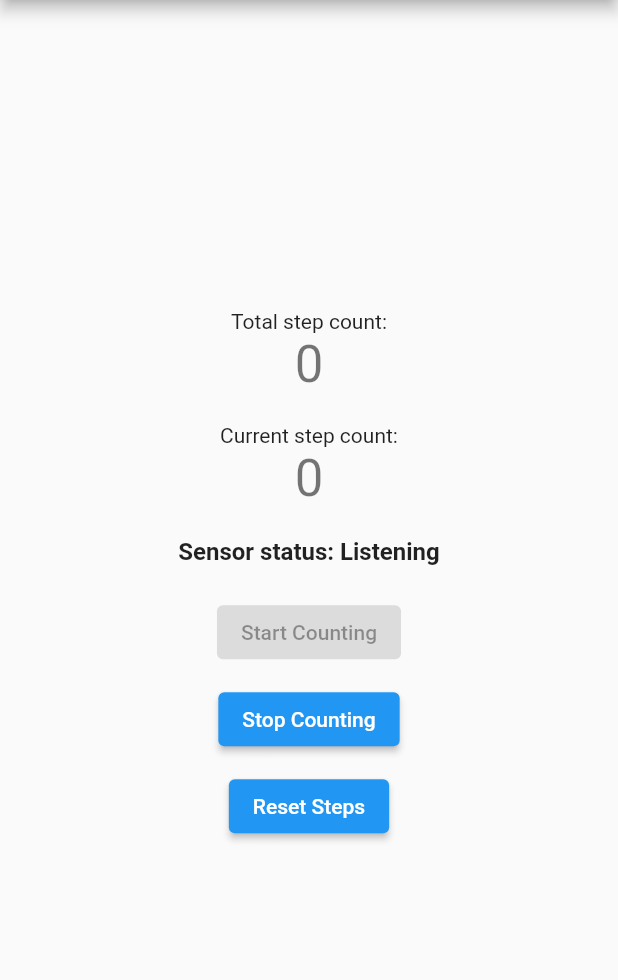
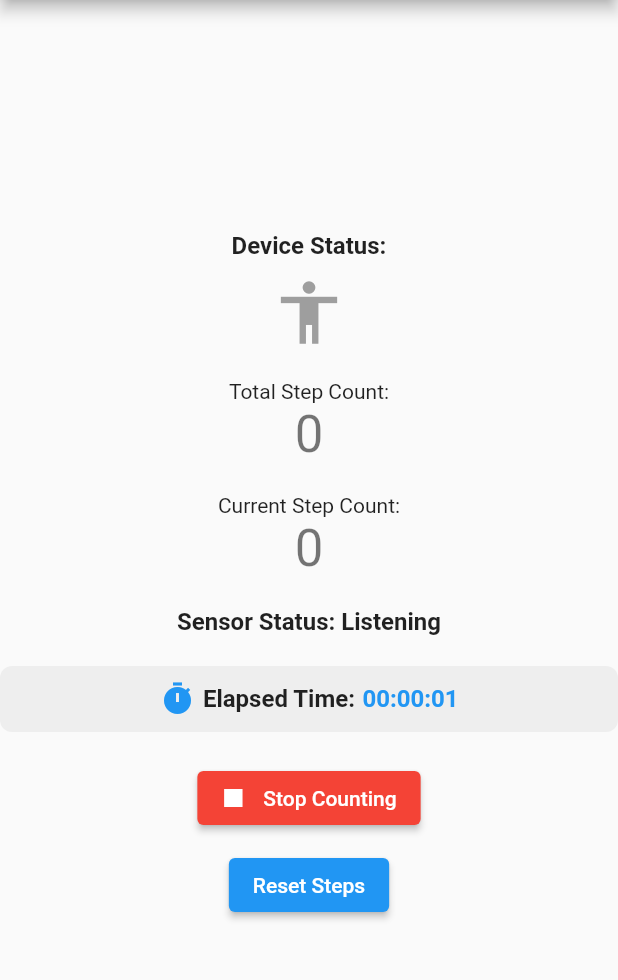
Before and after one commit to MohamadAdel-Li/StepCounter, a Flutter app: the screen it shows after launch, after a tap on "Start Counting", on a phone screen of 412 x 824 dp, the part 84-1064 px from its top. Run offline on Flutter 3.47's test engine with Material 2 defaults, Android fonts, the phone set to English and light mode, and no system bars; our stand-ins replace pedometer.

Commit message:
Final Changes

```diff
--- a/lib/main.dart
+++ b/lib/main.dart
@@ -6,9 +6,6 @@ import 'package:pedometer/pedometer.dart';
 void main() async {
   runApp(MyApp());
 }
-
-
-
 
 
 class MyApp extends StatelessWidget {
@@ -38,6 +35,59 @@ class _MyHomePageState extends State<MyHomePage> {
   bool _isCounting = false;
   late StreamSubscription<StepCount> _streamSubscription;
 
+  late Timer _timer;
+  int _elapsedSeconds = 0;
+
+  bool _isMoving = false; // declare _isMoving
+  int _previousStepCount = 0; // declare _previousStepCount
+
+  Widget timerWidget() {
+    String formattedTime = formatDuration(Duration(seconds: _elapsedSeconds));
+
+    return Container(
+      padding: EdgeInsets.symmetric(vertical: 10),
+      decoration: BoxDecoration(
+        color: Colors.grey[200],
+        borderRadius: BorderRadius.circular(8),
+      ),
+      child: Row(
+        mainAxisAlignment: MainAxisAlignment.center,
+        children: [
+          Icon(
+            Icons.timer,
+            color: Colors.blue,
+          ),
+          SizedBox(width: 5),
+          Text(
+            'Elapsed Time:',
+            style: TextStyle(
+              fontWeight: FontWeight.bold,
+              fontSize: 16.0,
+            ),
+          ),
+          SizedBox(width: 5),
+          Text(
+            formattedTime,
+            style: TextStyle(
+              fontWeight: FontWeight.bold,
+              fontSize: 16.0,
+              color: Colors.blue,
+            ),
+          ),
+        ],
+      ),
+    );
+  }
+
+  String formatDuration(Duration duration) {
+    String hours = (duration.inHours % 24).toString().padLeft(2, '0');
+    String minutes = (duration.inMinutes % 60).toString().padLeft(2, '0');
+    String seconds = (duration.inSeconds % 60).toString().padLeft(2, '0');
+
+    return '$hours:$minutes:$seconds';
+  }
+
+
   @override
   void initState() {
     super.initState();
@@ -54,19 +104,56 @@ class _MyHomePageState extends State<MyHomePage> {
     _streamSubscription = Pedometer.stepCountStream.listen((event) {
       setState(() {
         _stepCount = event.steps;
+
         if (_isCounting) {
           _currentStepCount = event.steps - _initialStepCount;
         }
+
+        // Infer whether the device is moving or not based on step count
+        if (_previousStepCount != event.steps) {
+          _isMoving = true;
+        } else {
+          _isMoving = false;
+        }
+
+        _previousStepCount = event.steps;
       });
     }, onError: (error) {
       print('Error: $error');
     }, onDone: () {
       print('Stream closed');
     }, cancelOnError: true);
+
+    // Periodically check step count to infer whether the device is moving or not
+    Timer.periodic(Duration(seconds: 5), (timer) {
+      if (_previousStepCount != _stepCount) {
+        setState(() {
+          _isMoving = true;
+        });
+      } else {
+        setState(() {
+          _isMoving = false;
+        });
+      }
+      _previousStepCount = _stepCount;
+    });
   }
+
 
   void _stopListening() {
     _streamSubscription.cancel();
+  }
+
+  void _startTimer() {
+    _timer = Timer.periodic(Duration(seconds: 1), (timer) {
+      setState(() {
+        _elapsedSeconds++;
+      });
+    });
+  }
+
+  void _stopTimer() {
+    _timer.cancel();
   }
 
   void _resetSteps() {
@@ -84,6 +171,7 @@ class _MyHomePageState extends State<MyHomePage> {
     setState(() {
       _initialStepCount = _stepCount;
       _isCounting = true;
+      _startTimer(); // Start the timer
     });
   }
 
@@ -91,6 +179,7 @@ class _MyHomePageState extends State<MyHomePage> {
     setState(() {
       _isCounting = false;
       _currentStepCount = _stepCount - _initialStepCount;
+      _stopTimer(); // Stop the timer
     });
   }
 
@@ -111,37 +200,67 @@ class _MyHomePageState extends State<MyHomePage> {
           mainAxisAlignment: MainAxisAlignment.center,
           children: <Widget>[
             Text(
-              'Total step count:',
+              'Device Status:',
+              style: TextStyle(
+                fontWeight: FontWeight.bold,
+                fontSize: 16.0,
+              ),
+            ),
+            SizedBox(height: 10),
+            Icon(
+              _isMoving ? Icons.directions_walk : Icons.accessibility,
+              size: 50,
+              color: _isMoving ? Colors.green : Colors.grey,
+            ),
+            SizedBox(height: 20),
+            Text(
+              'Total Step Count:',
             ),
             Text(
               '$_stepCount',
-              style: Theme.of(context).textTheme.headline4,
+              style: Theme
+                  .of(context)
+                  .textTheme
+                  .headline4,
             ),
             SizedBox(height: 20),
             Text(
-              'Current step count:',
+              'Current Step Count:',
             ),
             Text(
               '$_currentStepCount',
-              style: Theme.of(context).textTheme.headline4,
+              style: Theme
+                  .of(context)
+                  .textTheme
+                  .headline4,
             ),
             SizedBox(height: 20),
             Text(
-              'Sensor status: $_sensorStatus',
+              'Sensor Status: $_sensorStatus',
               style: TextStyle(
                 fontWeight: FontWeight.bold,
                 fontSize: 16.0,
               ),
             ),
             SizedBox(height: 20),
-            ElevatedButton(
-              onPressed: _isCounting ? null : _startCounting,
-              child: Text('Start Counting'),
-            ),
-            SizedBox(height: 10),
-            ElevatedButton(
-              onPressed: _isCounting ? _stopCounting : null,
-              child: Text('Stop Counting'),
+            if (_isCounting) timerWidget(),
+            // Display the timer only when counting
+            SizedBox(height: 20),
+            ElevatedButton.icon(
+              onPressed: _isCounting ? _stopCounting : _startCounting,
+              icon: Icon(
+                _isCounting ? Icons.stop : Icons.play_arrow,
+                color: Colors.white,
+              ),
+              label: Text(
+                _isCounting ? 'Stop Counting' : 'Start Counting',
+                style: TextStyle(
+                  color: Colors.white,
+                ),
+              ),
+              style: ElevatedButton.styleFrom(
+                primary: _isCounting ? Colors.red : Colors.blue,
+              ),
             ),
             SizedBox(height: 10),
             ElevatedButton(
@@ -153,4 +272,6 @@ class _MyHomePageState extends State<MyHomePage> {
       ),
     );
   }
+
+
 }
```
Also changed, not shown: 2 other files.
